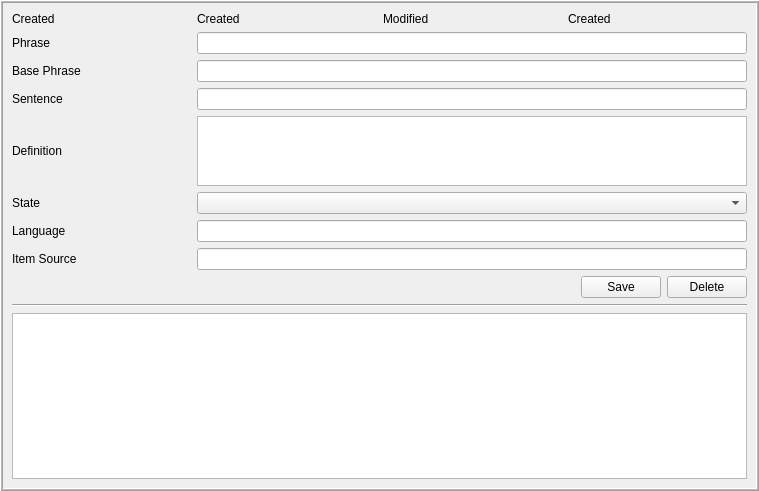
The window that qtdesigner/terminfo.ui (t123/ReadingTool.Python) describes before a commit, drawn with Qt 5.
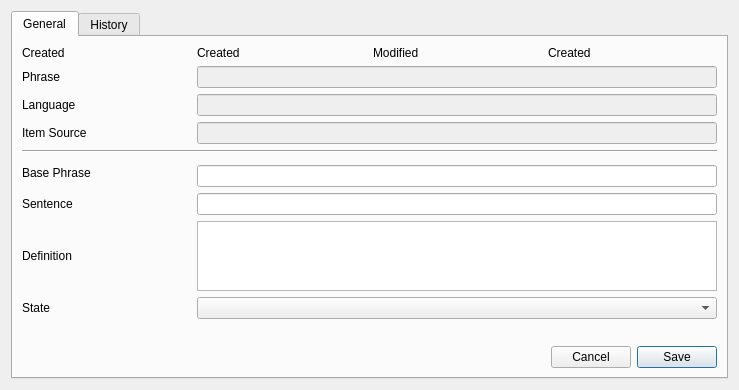
The same window after the commit.

The edit to the form file:
```diff
--- a/qtdesigner/terminfo.ui
+++ b/qtdesigner/terminfo.ui
@@ -6,31 +6,23 @@
    <rect>
     <x>0</x>
     <y>0</y>
-    <width>759</width>
-    <height>491</height>
+    <width>739</width>
+    <height>390</height>
    </rect>
   </property>
   <property name="windowTitle">
    <string>Term Info</string>
   </property>
-  <layout class="QHBoxLayout" name="horizontalLayout_2">
-   <property name="spacing">
-    <number>0</number>
-   </property>
-   <property name="margin">
-    <number>0</number>
-   </property>
+  <layout class="QVBoxLayout" name="verticalLayout_2">
    <item>
-    <widget class="QFrame" name="frame">
-     <property name="frameShape">
-      <enum>QFrame::Box</enum>
+    <widget class="QTabWidget" name="tabWidget">
+     <property name="currentIndex">
+      <number>0</number>
      </property>
-     <property name="frameShadow">
-      <enum>QFrame::Raised</enum>
-     </property>
-     <property name="midLineWidth">
-      <number>1</number>
-     </property>
+     <widget class="QWidget" name="tabGeneral">
+      <attribute name="title">
+       <string>General</string>
+      </attribute>
      <layout class="QVBoxLayout" name="verticalLayout">
       <item>
        <layout class="QGridLayout" name="gridLayout">
@@ -55,34 +47,6 @@
           </property>
          </widget>
         </item>
-        <item row="6" column="1" colspan="3">
-         <widget class="QLineEdit" name="leLanguage">
-          <property name="readOnly">
-           <bool>true</bool>
-          </property>
-         </widget>
-        </item>
-        <item row="5" column="0">
-         <widget class="QLabel" name="label_5">
-          <property name="text">
-           <string>State</string>
-          </property>
-         </widget>
-        </item>
-        <item row="2" column="0">
-         <widget class="QLabel" name="label_2">
-          <property name="text">
-           <string>Base Phrase</string>
-          </property>
-         </widget>
-        </item>
-        <item row="1" column="0">
-         <widget class="QLabel" name="label">
-          <property name="text">
-           <string>Phrase</string>
-          </property>
-         </widget>
-        </item>
         <item row="0" column="3">
          <widget class="QLabel" name="lblModified">
           <property name="text">
@@ -90,28 +54,56 @@
           </property>
          </widget>
         </item>
-        <item row="1" column="1" colspan="3">
-         <widget class="QLineEdit" name="lePhrase">
-          <property name="readOnly">
-           <bool>true</bool>
+         <item row="1" column="0">
+          <widget class="QLabel" name="label_23">
+           <property name="text">
+            <string>Phrase</string>
+           </property>
+          </widget>
+         </item>
+         <item row="2" column="0">
+          <widget class="QLabel" name="label_25">
+           <property name="text">
+            <string>Language</string>
           </property>
          </widget>
         </item>
         <item row="3" column="0">
-         <widget class="QLabel" name="label_4">
+          <widget class="QLabel" name="label_26">
+           <property name="text">
+            <string>Item Source</string>
+           </property>
+          </widget>
+         </item>
+         <item row="4" column="0" colspan="4">
+          <widget class="Line" name="line">
+           <property name="orientation">
+            <enum>Qt::Horizontal</enum>
+           </property>
+          </widget>
+         </item>
+         <item row="5" column="0" rowspan="2">
+          <widget class="QLabel" name="label_22">
+           <property name="text">
+            <string>Base Phrase</string>
+           </property>
+          </widget>
+         </item>
+         <item row="7" column="0">
+          <widget class="QLabel" name="label_24">
           <property name="text">
            <string>Sentence</string>
           </property>
          </widget>
         </item>
-        <item row="6" column="0">
-         <widget class="QLabel" name="label_6">
+         <item row="8" column="0">
+          <widget class="QLabel" name="label_27">
           <property name="text">
-           <string>Language</string>
+            <string>Definition</string>
           </property>
          </widget>
         </item>
-        <item row="4" column="1" colspan="3">
+         <item row="8" column="1" colspan="3">
          <widget class="QPlainTextEdit" name="pteDefinition">
           <property name="maximumSize">
            <size>
@@ -121,38 +113,67 @@
           </property>
          </widget>
         </item>
+         <item row="9" column="0">
+          <widget class="QLabel" name="label_21">
+           <property name="text">
+            <string>State</string>
+           </property>
+          </widget>
+         </item>
+         <item row="9" column="1" colspan="3">
+          <widget class="QComboBox" name="cbState"/>
+         </item>
         <item row="7" column="1" colspan="3">
-         <widget class="QLineEdit" name="leItemSource">
-          <property name="readOnly">
-           <bool>true</bool>
-          </property>
-         </widget>
-        </item>
-        <item row="2" column="1" colspan="3">
+          <widget class="QLineEdit" name="leSentence"/>
+         </item>
+         <item row="6" column="1" colspan="3">
          <widget class="QLineEdit" name="leBasePhrase"/>
         </item>
         <item row="3" column="1" colspan="3">
-         <widget class="QLineEdit" name="leSentence"/>
-        </item>
-        <item row="7" column="0">
-         <widget class="QLabel" name="label_7">
-          <property name="text">
-           <string>Item Source</string>
-          </property>
-         </widget>
-        </item>
-        <item row="5" column="1" colspan="3">
-         <widget class="QComboBox" name="cbState"/>
-        </item>
-        <item row="4" column="0">
-         <widget class="QLabel" name="label_3">
-          <property name="text">
-           <string>Definition</string>
+          <widget class="QLineEdit" name="leItemSource">
+           <property name="enabled">
+            <bool>false</bool>
+           </property>
+           <property name="readOnly">
+            <bool>true</bool>
+           </property>
+          </widget>
+         </item>
+         <item row="2" column="1" colspan="3">
+          <widget class="QLineEdit" name="leLanguage">
+           <property name="enabled">
+            <bool>false</bool>
+           </property>
+           <property name="readOnly">
+            <bool>true</bool>
+           </property>
+          </widget>
+         </item>
+         <item row="1" column="1" colspan="3">
+          <widget class="QLineEdit" name="lePhrase">
+           <property name="enabled">
+            <bool>false</bool>
+           </property>
+           <property name="readOnly">
+            <bool>true</bool>
           </property>
          </widget>
         </item>
        </layout>
       </item>
+       <item>
+        <spacer name="verticalSpacer">
+         <property name="orientation">
+          <enum>Qt::Vertical</enum>
+         </property>
+         <property name="sizeHint" stdset="0">
+          <size>
+           <width>20</width>
+           <height>107</height>
+          </size>
+         </property>
+        </spacer>
+       </item>
       <item>
        <layout class="QHBoxLayout" name="horizontalLayout">
         <item>
@@ -168,29 +189,32 @@
           </property>
          </spacer>
         </item>
+         <item>
+          <widget class="QPushButton" name="pbCancel">
+           <property name="text">
+            <string>Cancel</string>
+           </property>
+          </widget>
+         </item>
         <item>
          <widget class="QPushButton" name="pbSave">
           <property name="text">
            <string>Save</string>
           </property>
-         </widget>
-        </item>
-        <item>
-         <widget class="QPushButton" name="pbDelete">
-          <property name="text">
-           <string>Delete</string>
+           <property name="default">
+            <bool>true</bool>
           </property>
          </widget>
         </item>
        </layout>
       </item>
-      <item>
-       <widget class="Line" name="line">
-        <property name="orientation">
-         <enum>Qt::Horizontal</enum>
-        </property>
-       </widget>
-      </item>
+      </layout>
+     </widget>
+     <widget class="QWidget" name="tabHistory">
+      <attribute name="title">
+       <string>History</string>
+      </attribute>
+      <layout class="QVBoxLayout" name="verticalLayout_3">
       <item>
        <widget class="QTableWidget" name="twHistory">
         <property name="editTriggers">
@@ -209,6 +233,7 @@
       </item>
      </layout>
     </widget>
+    </widget>
    </item>
   </layout>
  </widget>
```
Left out of the diff: 65 changed lines with no effect on the pictures. Lines whose indentation alone changed are shown as unchanged.
